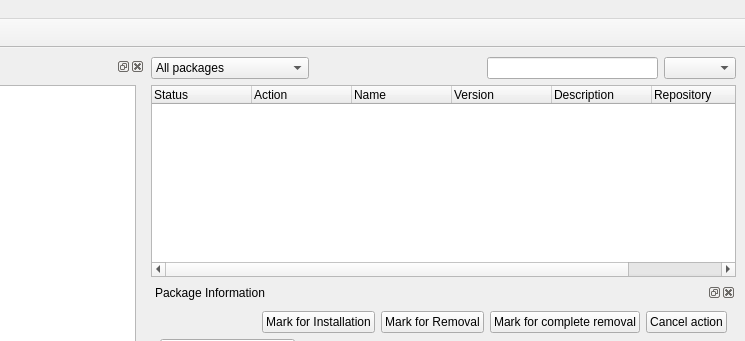
The window that trunk/ui/MainWindow.ui (drf/shaman1) describes before a commit, drawn with Qt 5; both pictures show x 450 to 1195 and y 0 to 341 of the 1195 by 722 pixel window.
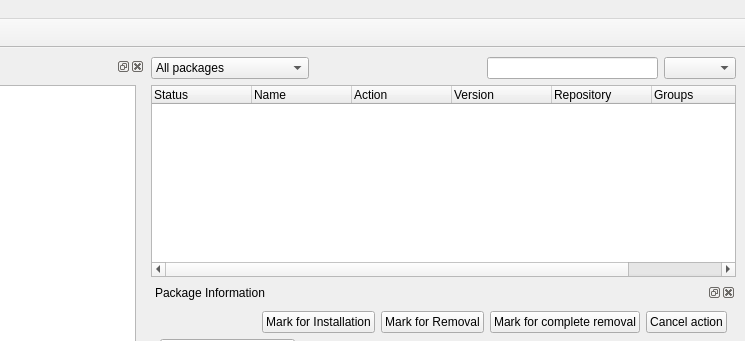
The same window after the commit. Icons and pictures are not drawn.

Commit message: First part of usability

```diff
--- a/trunk/ui/MainWindow.ui
+++ b/trunk/ui/MainWindow.ui
@@ -124,26 +124,21 @@
           <string>Status</string>
          </property>
         </column>
-        <column>
-         <property name="text" >
-          <string>Action</string>
-         </property>
-        </column>
         <column>
          <property name="text" >
           <string>Name</string>
          </property>
         </column>
+        <column>
+         <property name="text" >
+          <string>Action</string>
+         </property>
+        </column>
         <column>
          <property name="text" >
           <string>Version</string>
          </property>
         </column>
-        <column>
-         <property name="text" >
-          <string>Description</string>
-         </property>
-        </column>
         <column>
          <property name="text" >
           <string>Repository</string>
@@ -154,6 +149,11 @@
           <string>Groups</string>
          </property>
         </column>
+        <column>
+         <property name="text" >
+          <string>Description</string>
+         </property>
+        </column>
        </widget>
       </item>
      </layout>
```
The commit also changes 1 other file.
